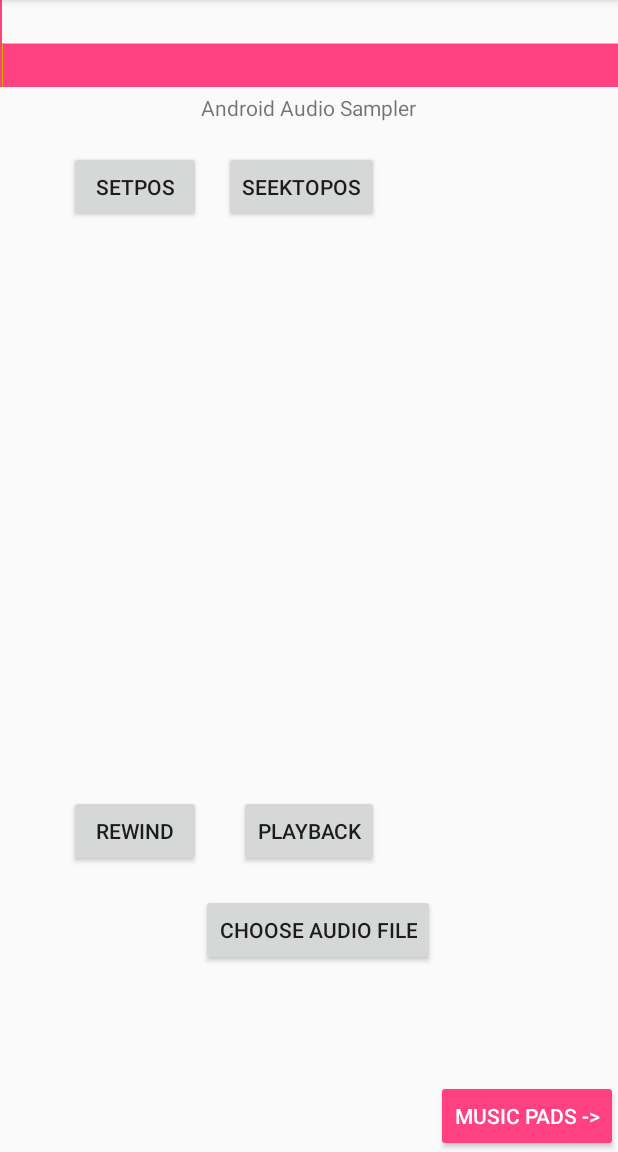
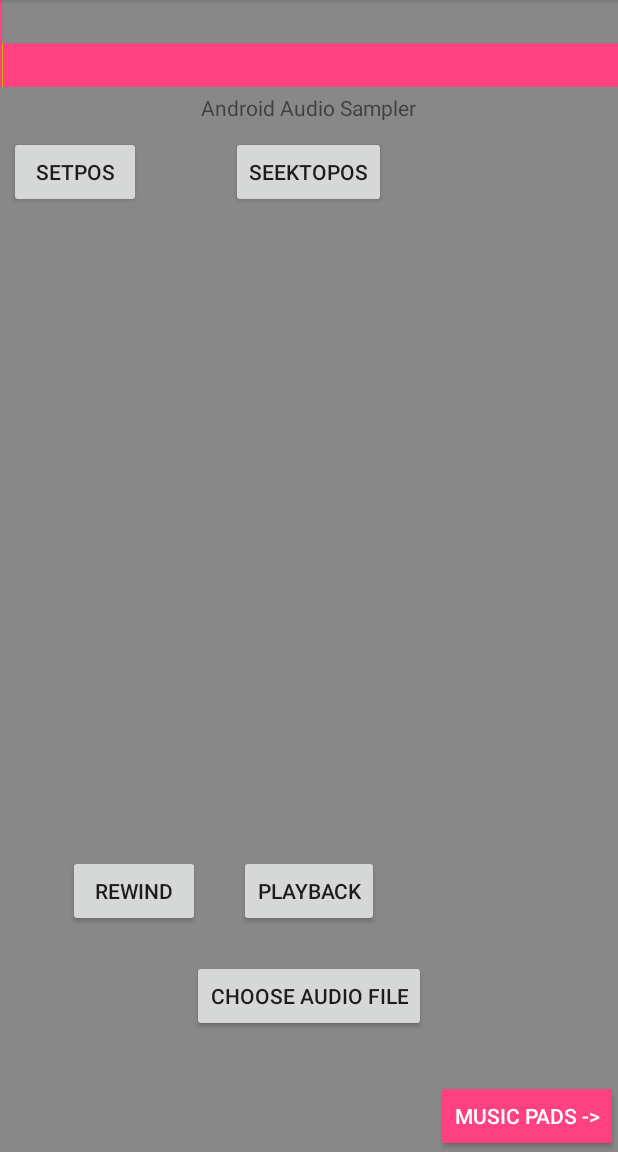
Before and after one commit to JackWitherell/ProjectAndroidSampler, an Android app: the screen it shows after launch (MainActivity), after a tap on "CHOOSE AUDIO FILE", on a phone screen of 412 x 824 dp, the part 84-1236 px from its top. Run offline under Robolectric (Android 15) with nearby library versions, the phone set to English and light mode, and no system bars.

Commit message:
Removed large chunks of unused code, handled errors.
Works better, cleaner, harder better faster stronger.

```diff
--- a/Source/Repos/AndroidSamplerAS/app/src/main/java/com/example/ar2211/androidsampleras/MainActivity.java
+++ b/Source/Repos/AndroidSamplerAS/app/src/main/java/com/example/ar2211/androidsampleras/MainActivity.java
@@ -11,8 +11,6 @@ import android.net.Uri;
 import android.os.Environment;
 import android.provider.DocumentsContract;
 import android.provider.MediaStore;
-import android.support.v4.app.ActivityCompat;
-import android.support.v4.content.ContextCompat;
 import android.support.v7.app.AppCompatActivity;
 import android.os.Bundle;
 import android.content.Intent;
@@ -21,11 +19,6 @@ import android.view.View;
 import android.widget.Button;
 import android.widget.Toast;
 
-import java.io.BufferedInputStream;
-import java.io.File;
-import java.io.FileInputStream;
-import java.io.FileNotFoundException;
-import java.io.IOException;
 import java.io.Serializable;
 import java.util.Timer;
 import java.util.TimerTask;
@@ -42,8 +35,6 @@ public class MainActivity extends AppCompatActivity implements Serializable{
     boolean initvis=false;
     private Button mBtLaunchActivity;
     String Triggers = "";
-
-    private int RECORD_AUDIO_PERMISSION_CODE=23;
 
     @Override
     protected void onCreate(Bundle savedInstanceState) {
@@ -62,6 +53,7 @@ public class MainActivity extends AppCompatActivity implements Serializable{
         }, 0, period);
 
         mBtLaunchActivity = findViewById(R.id.bt_launch_activity);
+        mBtLaunchActivity.setEnabled(false);
         mBtLaunchActivity.setOnClickListener(new View.OnClickListener() {
             @Override
             public void onClick(View view) {
@@ -73,17 +65,8 @@ public class MainActivity extends AppCompatActivity implements Serializable{
             }
         });
 
-
-
-        Button buttonChooseFile = findViewById(R.id.button);
-        buttonChooseFile.setOnClickListener(new View.OnClickListener() {
-            public void onClick (View v){
-                getFilePath();
-            }
-
-        });
-
-        Button buttonStartPlayback= findViewById(R.id.buttonplay);
+        final Button buttonStartPlayback= findViewById(R.id.buttonplay);
+        buttonStartPlayback.setEnabled(false);
         buttonStartPlayback.setOnClickListener(new View.OnClickListener(){
             public void onClick (View v){
                 if(mp.isPlaying()){
@@ -95,66 +78,73 @@ public class MainActivity extends AppCompatActivity implements Serializable{
             }
         });
 
-        Button buttonRewind= findViewById(R.id.buttonRewind);
+        final Button buttonRewind= findViewById(R.id.buttonRewind);
+        buttonRewind.setEnabled(false);
         buttonRewind.setOnClickListener(new View.OnClickListener(){
             public void onClick(View v){
                 mp.seekTo(0);
             }
         });
 
-        Button buttonff= findViewById(R.id.button5sff);
+        final Button buttonff= findViewById(R.id.buttonseek);
+        buttonff.setEnabled(false);
         buttonff.setOnClickListener(new View.OnClickListener(){
             public void onClick(View v){
                 mp.seekTo(time, SEEK_NEXT_SYNC);
             }
         });
 
-        Button buttonset= findViewById(R.id.buttonsetpos);
+        final Button buttonset= findViewById(R.id.buttonsetpos);
+        buttonset.setEnabled(false);
         buttonset.setOnClickListener(new View.OnClickListener(){
             public void onClick(View v){
                 time=mp.getCurrentPosition();
                 buildString(Integer.toString(time));
             }
         });
+        Button buttonChooseFile = findViewById(R.id.buttonchoosefile);
+        buttonChooseFile.setOnClickListener(new View.OnClickListener() {
+            public void onClick (View v){
+                getFilePath();
+                buttonset.setEnabled(true);
+                buttonff.setEnabled(true);
+                buttonStartPlayback.setEnabled(true);
+                buttonRewind.setEnabled(true);
+                mBtLaunchActivity.setEnabled(true);
+            }
+        });
     }
 
     public void RecordAudioPersmission(){
-        if(checkSelfPermission(Manifest.permission.RECORD_AUDIO) == PackageManager.PERMISSION_GRANTED)
-        {
-            getFilePath();
+        if(checkSelfPermission(Manifest.permission.RECORD_AUDIO) == PackageManager.PERMISSION_GRANTED) {
         }
         else {
             if(shouldShowRequestPermissionRationale(Manifest.permission.RECORD_AUDIO)){
                 Toast.makeText(this, "Need in order to record your own audio", Toast.LENGTH_SHORT).show();
             }
-            requestPermissions(new String[]{Manifest.permission.RECORD_AUDIO},RECORD_AUDIO_PERMISSION_CODE);
+            requestPermissions(new String[]{Manifest.permission.RECORD_AUDIO},22);
         }
     }
 
     public void ReadExternalStoragePersmission(){
-        if(checkSelfPermission(Manifest.permission.READ_EXTERNAL_STORAGE) == PackageManager.PERMISSION_GRANTED)
-        {
-            getFilePath();
+        if(checkSelfPermission(Manifest.permission.READ_EXTERNAL_STORAGE) == PackageManager.PERMISSION_GRANTED) {
         }
         else {
             if(shouldShowRequestPermissionRationale(Manifest.permission.READ_EXTERNAL_STORAGE)){
                 Toast.makeText(this, "Need in order to upload your own sounds", Toast.LENGTH_SHORT).show();
             }
-            requestPermissions(new String[]{Manifest.permission.READ_EXTERNAL_STORAGE},RECORD_AUDIO_PERMISSION_CODE);
+            requestPermissions(new String[]{Manifest.permission.READ_EXTERNAL_STORAGE}, 23);
         }
     }
 
     public void buildString(String text){
-        if (Triggers == "")
-        {
+        if (Triggers == "") {
             Triggers = Triggers + text;
         }
-        else
-        {
+        else {
             Triggers = Triggers + "," + text;
         }
     }
-
 
     void setFileSource() {
         try {
@@ -178,11 +168,6 @@ public class MainActivity extends AppCompatActivity implements Serializable{
         startActivityForResult(Intent.createChooser(intent, "DEMO"),1001);
     }
 
-    public MediaPlayer getMediaPlayer()
-    {
-        return mp;
-    }
-
     private void initVisualizer() {
         vis=new Visualizer(mp.getAudioSessionId());
         vis.setDataCaptureListener(new Visualizer.OnDataCaptureListener() {
@@ -199,21 +184,6 @@ public class MainActivity extends AppCompatActivity implements Serializable{
         }, Visualizer.getMaxCaptureRate(), true, false);
     }
 
-    public static byte[] fileToBytes(File file) {
-        int size = (int) file.length();
-        byte[] bytes = new byte[size];
-        try {
-            BufferedInputStream buf = new BufferedInputStream(new FileInputStream(file));
-            buf.read(bytes, 0, bytes.length);
-            buf.close();
-        } catch (FileNotFoundException e) {
-            e.printStackTrace();
-        } catch (IOException e) {
-            e.printStackTrace();
-        }
-        return bytes;
-    }
-
     @Override
     public void onActivityResult(int requestCode, int resultCode, Intent data) {
         super.onActivityResult(requestCode, resultCode, data);
@@ -223,8 +193,6 @@ public class MainActivity extends AppCompatActivity implements Serializable{
             setFileSource();
 
             custView=findViewById(R.id.custView);
-            File tempFile=new File(getPath(getApplicationContext(),path));
-            byte[] bytes=fileToBytes(tempFile);
             custView.updateVisualizer();
             initVisualizer();
             vis.setEnabled(true);
@@ -235,7 +203,6 @@ public class MainActivity extends AppCompatActivity implements Serializable{
     public static boolean isExternalStorageDocument(Uri uri) {
         return "com.android.externalstorage.documents".equals(uri.getAuthority());
     }
-
 
     public static boolean isDownloadsDocument(Uri uri) {
         return "com.android.providers.downloads.documents".equals(uri.getAuthority());
@@ -263,9 +230,7 @@ public class MainActivity extends AppCompatActivity implements Serializable{
     }
 
     public static String getPath(Context context, Uri uri) {
-        // DocumentProvider
         if (DocumentsContract.isDocumentUri(context, uri)) {
-            // ExternalStorageProvider
             if (isExternalStorageDocument(uri)) {
                 final String docId = DocumentsContract.getDocumentId(uri);
                 final String[] split = docId.split(":");
@@ -302,9 +267,4 @@ public class MainActivity extends AppCompatActivity implements Serializable{
         }
         return "-1";
     }
-
-
-
-
-
 }
--- a/Source/Repos/AndroidSamplerAS/app/src/main/res/layout/activity_main.xml
+++ b/Source/Repos/AndroidSamplerAS/app/src/main/res/layout/activity_main.xml
@@ -26,21 +26,21 @@
         android:id="@+id/textView" />
 
     <Button
-        android:id="@+id/button"
+        android:id="@+id/buttonchoosefile"
         android:layout_width="wrap_content"
         android:layout_height="wrap_content"
         android:layout_alignParentBottom="true"
-        android:layout_marginBottom="124dp"
-        android:layout_toEndOf="@+id/buttonRewind"
+        android:layout_centerHorizontal="true"
+        android:layout_marginBottom="80dp"
         android:text="Choose Audio File" />
 
     <Button
         android:id="@+id/buttonplay"
         android:layout_width="wrap_content"
         android:layout_height="wrap_content"
-        android:layout_above="@+id/button"
+        android:layout_alignParentBottom="true"
         android:layout_centerHorizontal="true"
-        android:layout_marginBottom="18dp"
+        android:layout_marginBottom="150dp"
         android:text="Playback" />
 
     <Button
@@ -48,25 +48,26 @@
         android:layout_width="wrap_content"
         android:layout_height="wrap_content"
         android:layout_alignTop="@+id/buttonplay"
-        android:layout_toStartOf="@+id/textView"
+        android:layout_marginLeft="45dp"
         android:text="Rewind" />
 
     <Button
-        android:id="@+id/button5sff"
+        android:id="@+id/buttonseek"
         android:layout_width="wrap_content"
         android:layout_height="wrap_content"
-        android:layout_alignEnd="@+id/buttonplay"
-        android:layout_alignTop="@+id/buttonsetpos"
+        android:layout_centerHorizontal="true"
+        android:layout_below="@id/textView"
+        android:layout_marginTop="9dp"
         android:text="seektoPos" />
 
     <Button
         android:id="@+id/buttonsetpos"
         android:layout_width="wrap_content"
         android:layout_height="wrap_content"
-        android:layout_below="@+id/textView"
-        android:layout_marginTop="19dp"
-        android:layout_toStartOf="@+id/button"
-        android:text="setPos" />
+        android:layout_marginLeft="6dp"
+        android:layout_alignTop="@id/buttonseek"
+        android:text="setPos"
+    />
 
     <Button
         android:id="@+id/bt_launch_activity"
--- a/Source/Repos/AndroidSamplerAS/app/src/main/res/values/colors.xml
+++ b/Source/Repos/AndroidSamplerAS/app/src/main/res/values/colors.xml
@@ -1,7 +1,9 @@
 <?xml version="1.0" encoding="utf-8"?>
 <resources>
+
     <color name="colorPrimary">#3F51B5</color>
     <color name="colorPrimaryDark">#303F9F</color>
     <color name="colorAccent">#FF4081</color>
     <color name="custColor">#CCAA00</color>
+    <color name="background_material_light">#888888</color>
 </resources>
--- a/Source/Repos/AndroidSamplerAS/app/src/main/res/values/styles.xml
+++ b/Source/Repos/AndroidSamplerAS/app/src/main/res/values/styles.xml
@@ -6,6 +6,7 @@
         <item name="colorPrimary">@color/colorPrimary</item>
         <item name="colorPrimaryDark">@color/colorPrimaryDark</item>
         <item name="colorAccent">@color/colorAccent</item>
+        <item name="android:colorBackground">@color/background_material_light</item>
     </style>
 
     <style name="AppTheme.NoActionBar">
```
